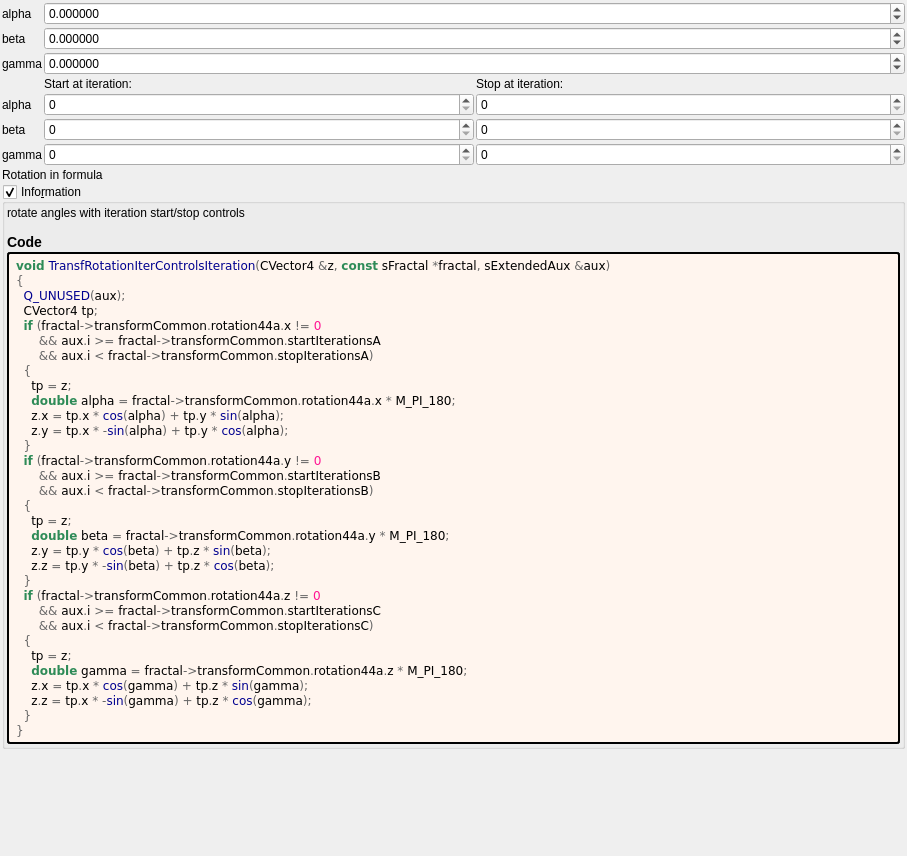
This is mandelbulber2/formula/ui/transf_rotation_iter_controls.ui in buddhi1980/mandelbulber2 as Qt 5 draws it before an edit. The edited form follows.
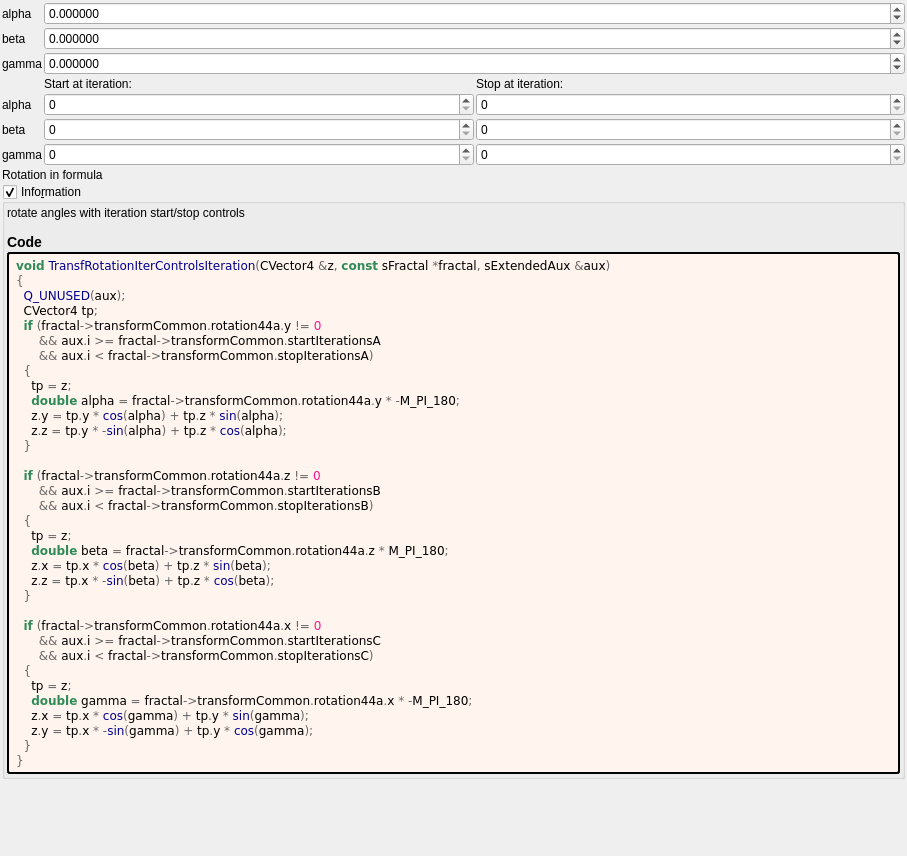
This is the edited form. Custom widgets are drawn as their Qt base class.

Diff of the .ui file:
```diff
--- a/mandelbulber2/formula/ui/transf_rotation_iter_controls.ui
+++ b/mandelbulber2/formula/ui/transf_rotation_iter_controls.ui
@@ -321,32 +321,34 @@
 &lt;span style=&quot;color:#676767&quot;&gt;{&lt;/span&gt;
   &lt;span style=&quot;color:#00008f&quot;&gt;Q_UNUSED&lt;/span&gt;&lt;span style=&quot;color:#676767&quot;&gt;(&lt;/span&gt;aux&lt;span style=&quot;color:#676767&quot;&gt;);&lt;/span&gt;
   CVector4 tp&lt;span style=&quot;color:#676767&quot;&gt;;&lt;/span&gt;
-  &lt;span style=&quot;color:#2e8b57; font-weight:bold&quot;&gt;if&lt;/span&gt; &lt;span style=&quot;color:#676767&quot;&gt;(&lt;/span&gt;fractal&lt;span style=&quot;color:#676767&quot;&gt;-&amp;gt;&lt;/span&gt;transformCommon&lt;span style=&quot;color:#676767&quot;&gt;.&lt;/span&gt;rotation44a&lt;span style=&quot;color:#676767&quot;&gt;.&lt;/span&gt;x &lt;span style=&quot;color:#676767&quot;&gt;!=&lt;/span&gt; &lt;span style=&quot;color:#ff1493&quot;&gt;0&lt;/span&gt;
+  &lt;span style=&quot;color:#2e8b57; font-weight:bold&quot;&gt;if&lt;/span&gt; &lt;span style=&quot;color:#676767&quot;&gt;(&lt;/span&gt;fractal&lt;span style=&quot;color:#676767&quot;&gt;-&amp;gt;&lt;/span&gt;transformCommon&lt;span style=&quot;color:#676767&quot;&gt;.&lt;/span&gt;rotation44a&lt;span style=&quot;color:#676767&quot;&gt;.&lt;/span&gt;y &lt;span style=&quot;color:#676767&quot;&gt;!=&lt;/span&gt; &lt;span style=&quot;color:#ff1493&quot;&gt;0&lt;/span&gt;
       &lt;span style=&quot;color:#676767&quot;&gt;&amp;amp;&amp;amp;&lt;/span&gt; aux&lt;span style=&quot;color:#676767&quot;&gt;.&lt;/span&gt;i &lt;span style=&quot;color:#676767&quot;&gt;&amp;gt;=&lt;/span&gt; fractal&lt;span style=&quot;color:#676767&quot;&gt;-&amp;gt;&lt;/span&gt;transformCommon&lt;span style=&quot;color:#676767&quot;&gt;.&lt;/span&gt;startIterationsA
       &lt;span style=&quot;color:#676767&quot;&gt;&amp;amp;&amp;amp;&lt;/span&gt; aux&lt;span style=&quot;color:#676767&quot;&gt;.&lt;/span&gt;i &lt;span style=&quot;color:#676767&quot;&gt;&amp;lt;&lt;/span&gt; fractal&lt;span style=&quot;color:#676767&quot;&gt;-&amp;gt;&lt;/span&gt;transformCommon&lt;span style=&quot;color:#676767&quot;&gt;.&lt;/span&gt;stopIterationsA&lt;span style=&quot;color:#676767&quot;&gt;)&lt;/span&gt;
   &lt;span style=&quot;color:#676767&quot;&gt;{&lt;/span&gt;
     tp &lt;span style=&quot;color:#676767&quot;&gt;=&lt;/span&gt; z&lt;span style=&quot;color:#676767&quot;&gt;;&lt;/span&gt;
-    &lt;span style=&quot;color:#2e8b57; font-weight:bold&quot;&gt;double&lt;/span&gt; alpha &lt;span style=&quot;color:#676767&quot;&gt;=&lt;/span&gt; fractal&lt;span style=&quot;color:#676767&quot;&gt;-&amp;gt;&lt;/span&gt;transformCommon&lt;span style=&quot;color:#676767&quot;&gt;.&lt;/span&gt;rotation44a&lt;span style=&quot;color:#676767&quot;&gt;.&lt;/span&gt;x &lt;span style=&quot;color:#676767&quot;&gt;*&lt;/span&gt; M_PI_180&lt;span style=&quot;color:#676767&quot;&gt;;&lt;/span&gt;
-    z&lt;span style=&quot;color:#676767&quot;&gt;.&lt;/span&gt;x &lt;span style=&quot;color:#676767&quot;&gt;=&lt;/span&gt; tp&lt;span style=&quot;color:#676767&quot;&gt;.&lt;/span&gt;x &lt;span style=&quot;color:#676767&quot;&gt;*&lt;/span&gt; &lt;span style=&quot;color:#00008f&quot;&gt;cos&lt;/span&gt;&lt;span style=&quot;color:#676767&quot;&gt;(&lt;/span&gt;alpha&lt;span style=&quot;color:#676767&quot;&gt;) +&lt;/span&gt; tp&lt;span style=&quot;color:#676767&quot;&gt;.&lt;/span&gt;y &lt;span style=&quot;color:#676767&quot;&gt;*&lt;/span&gt; &lt;span style=&quot;color:#00008f&quot;&gt;sin&lt;/span&gt;&lt;span style=&quot;color:#676767&quot;&gt;(&lt;/span&gt;alpha&lt;span style=&quot;color:#676767&quot;&gt;);&lt;/span&gt;
-    z&lt;span style=&quot;color:#676767&quot;&gt;.&lt;/span&gt;y &lt;span style=&quot;color:#676767&quot;&gt;=&lt;/span&gt; tp&lt;span style=&quot;color:#676767&quot;&gt;.&lt;/span&gt;x &lt;span style=&quot;color:#676767&quot;&gt;* -&lt;/span&gt;&lt;span style=&quot;color:#00008f&quot;&gt;sin&lt;/span&gt;&lt;span style=&quot;color:#676767&quot;&gt;(&lt;/span&gt;alpha&lt;span style=&quot;color:#676767&quot;&gt;) +&lt;/span&gt; tp&lt;span style=&quot;color:#676767&quot;&gt;.&lt;/span&gt;y &lt;span style=&quot;color:#676767&quot;&gt;*&lt;/span&gt; &lt;span style=&quot;color:#00008f&quot;&gt;cos&lt;/span&gt;&lt;span style=&quot;color:#676767&quot;&gt;(&lt;/span&gt;alpha&lt;span style=&quot;color:#676767&quot;&gt;);&lt;/span&gt;
+    &lt;span style=&quot;color:#2e8b57; font-weight:bold&quot;&gt;double&lt;/span&gt; alpha &lt;span style=&quot;color:#676767&quot;&gt;=&lt;/span&gt; fractal&lt;span style=&quot;color:#676767&quot;&gt;-&amp;gt;&lt;/span&gt;transformCommon&lt;span style=&quot;color:#676767&quot;&gt;.&lt;/span&gt;rotation44a&lt;span style=&quot;color:#676767&quot;&gt;.&lt;/span&gt;y &lt;span style=&quot;color:#676767&quot;&gt;* -&lt;/span&gt;M_PI_180&lt;span style=&quot;color:#676767&quot;&gt;;&lt;/span&gt;
+    z&lt;span style=&quot;color:#676767&quot;&gt;.&lt;/span&gt;y &lt;span style=&quot;color:#676767&quot;&gt;=&lt;/span&gt; tp&lt;span style=&quot;color:#676767&quot;&gt;.&lt;/span&gt;y &lt;span style=&quot;color:#676767&quot;&gt;*&lt;/span&gt; &lt;span style=&quot;color:#00008f&quot;&gt;cos&lt;/span&gt;&lt;span style=&quot;color:#676767&quot;&gt;(&lt;/span&gt;alpha&lt;span style=&quot;color:#676767&quot;&gt;) +&lt;/span&gt; tp&lt;span style=&quot;color:#676767&quot;&gt;.&lt;/span&gt;z &lt;span style=&quot;color:#676767&quot;&gt;*&lt;/span&gt; &lt;span style=&quot;color:#00008f&quot;&gt;sin&lt;/span&gt;&lt;span style=&quot;color:#676767&quot;&gt;(&lt;/span&gt;alpha&lt;span style=&quot;color:#676767&quot;&gt;);&lt;/span&gt;
+    z&lt;span style=&quot;color:#676767&quot;&gt;.&lt;/span&gt;z &lt;span style=&quot;color:#676767&quot;&gt;=&lt;/span&gt; tp&lt;span style=&quot;color:#676767&quot;&gt;.&lt;/span&gt;y &lt;span style=&quot;color:#676767&quot;&gt;* -&lt;/span&gt;&lt;span style=&quot;color:#00008f&quot;&gt;sin&lt;/span&gt;&lt;span style=&quot;color:#676767&quot;&gt;(&lt;/span&gt;alpha&lt;span style=&quot;color:#676767&quot;&gt;) +&lt;/span&gt; tp&lt;span style=&quot;color:#676767&quot;&gt;.&lt;/span&gt;z &lt;span style=&quot;color:#676767&quot;&gt;*&lt;/span&gt; &lt;span style=&quot;color:#00008f&quot;&gt;cos&lt;/span&gt;&lt;span style=&quot;color:#676767&quot;&gt;(&lt;/span&gt;alpha&lt;span style=&quot;color:#676767&quot;&gt;);&lt;/span&gt;
   &lt;span style=&quot;color:#676767&quot;&gt;}&lt;/span&gt;
-  &lt;span style=&quot;color:#2e8b57; font-weight:bold&quot;&gt;if&lt;/span&gt; &lt;span style=&quot;color:#676767&quot;&gt;(&lt;/span&gt;fractal&lt;span style=&quot;color:#676767&quot;&gt;-&amp;gt;&lt;/span&gt;transformCommon&lt;span style=&quot;color:#676767&quot;&gt;.&lt;/span&gt;rotation44a&lt;span style=&quot;color:#676767&quot;&gt;.&lt;/span&gt;y &lt;span style=&quot;color:#676767&quot;&gt;!=&lt;/span&gt; &lt;span style=&quot;color:#ff1493&quot;&gt;0&lt;/span&gt;
+
+  &lt;span style=&quot;color:#2e8b57; font-weight:bold&quot;&gt;if&lt;/span&gt; &lt;span style=&quot;color:#676767&quot;&gt;(&lt;/span&gt;fractal&lt;span style=&quot;color:#676767&quot;&gt;-&amp;gt;&lt;/span&gt;transformCommon&lt;span style=&quot;color:#676767&quot;&gt;.&lt;/span&gt;rotation44a&lt;span style=&quot;color:#676767&quot;&gt;.&lt;/span&gt;z &lt;span style=&quot;color:#676767&quot;&gt;!=&lt;/span&gt; &lt;span style=&quot;color:#ff1493&quot;&gt;0&lt;/span&gt;
       &lt;span style=&quot;color:#676767&quot;&gt;&amp;amp;&amp;amp;&lt;/span&gt; aux&lt;span style=&quot;color:#676767&quot;&gt;.&lt;/span&gt;i &lt;span style=&quot;color:#676767&quot;&gt;&amp;gt;=&lt;/span&gt; fractal&lt;span style=&quot;color:#676767&quot;&gt;-&amp;gt;&lt;/span&gt;transformCommon&lt;span style=&quot;color:#676767&quot;&gt;.&lt;/span&gt;startIterationsB
       &lt;span style=&quot;color:#676767&quot;&gt;&amp;amp;&amp;amp;&lt;/span&gt; aux&lt;span style=&quot;color:#676767&quot;&gt;.&lt;/span&gt;i &lt;span style=&quot;color:#676767&quot;&gt;&amp;lt;&lt;/span&gt; fractal&lt;span style=&quot;color:#676767&quot;&gt;-&amp;gt;&lt;/span&gt;transformCommon&lt;span style=&quot;color:#676767&quot;&gt;.&lt;/span&gt;stopIterationsB&lt;span style=&quot;color:#676767&quot;&gt;)&lt;/span&gt;
   &lt;span style=&quot;color:#676767&quot;&gt;{&lt;/span&gt;
     tp &lt;span style=&quot;color:#676767&quot;&gt;=&lt;/span&gt; z&lt;span style=&quot;color:#676767&quot;&gt;;&lt;/span&gt;
-    &lt;span style=&quot;color:#2e8b57; font-weight:bold&quot;&gt;double&lt;/span&gt; beta &lt;span style=&quot;color:#676767&quot;&gt;=&lt;/span&gt; fractal&lt;span style=&quot;color:#676767&quot;&gt;-&amp;gt;&lt;/span&gt;transformCommon&lt;span style=&quot;color:#676767&quot;&gt;.&lt;/span&gt;rotation44a&lt;span style=&quot;color:#676767&quot;&gt;.&lt;/span&gt;y &lt;span style=&quot;color:#676767&quot;&gt;*&lt;/span&gt; M_PI_180&lt;span style=&quot;color:#676767&quot;&gt;;&lt;/span&gt;
-    z&lt;span style=&quot;color:#676767&quot;&gt;.&lt;/span&gt;y &lt;span style=&quot;color:#676767&quot;&gt;=&lt;/span&gt; tp&lt;span style=&quot;color:#676767&quot;&gt;.&lt;/span&gt;y &lt;span style=&quot;color:#676767&quot;&gt;*&lt;/span&gt; &lt;span style=&quot;color:#00008f&quot;&gt;cos&lt;/span&gt;&lt;span style=&quot;color:#676767&quot;&gt;(&lt;/span&gt;beta&lt;span style=&quot;color:#676767&quot;&gt;) +&lt;/span&gt; tp&lt;span style=&quot;color:#676767&quot;&gt;.&lt;/span&gt;z &lt;span style=&quot;color:#676767&quot;&gt;*&lt;/span&gt; &lt;span style=&quot;color:#00008f&quot;&gt;sin&lt;/span&gt;&lt;span style=&quot;color:#676767&quot;&gt;(&lt;/span&gt;beta&lt;span style=&quot;color:#676767&quot;&gt;);&lt;/span&gt;
-    z&lt;span style=&quot;color:#676767&quot;&gt;.&lt;/span&gt;z &lt;span style=&quot;color:#676767&quot;&gt;=&lt;/span&gt; tp&lt;span style=&quot;color:#676767&quot;&gt;.&lt;/span&gt;y &lt;span style=&quot;color:#676767&quot;&gt;* -&lt;/span&gt;&lt;span style=&quot;color:#00008f&quot;&gt;sin&lt;/span&gt;&lt;span style=&quot;color:#676767&quot;&gt;(&lt;/span&gt;beta&lt;span style=&quot;color:#676767&quot;&gt;) +&lt;/span&gt; tp&lt;span style=&quot;color:#676767&quot;&gt;.&lt;/span&gt;z &lt;span style=&quot;color:#676767&quot;&gt;*&lt;/span&gt; &lt;span style=&quot;color:#00008f&quot;&gt;cos&lt;/span&gt;&lt;span style=&quot;color:#676767&quot;&gt;(&lt;/span&gt;beta&lt;span style=&quot;color:#676767&quot;&gt;);&lt;/span&gt;
+    &lt;span style=&quot;color:#2e8b57; font-weight:bold&quot;&gt;double&lt;/span&gt; beta &lt;span style=&quot;color:#676767&quot;&gt;=&lt;/span&gt; fractal&lt;span style=&quot;color:#676767&quot;&gt;-&amp;gt;&lt;/span&gt;transformCommon&lt;span style=&quot;color:#676767&quot;&gt;.&lt;/span&gt;rotation44a&lt;span style=&quot;color:#676767&quot;&gt;.&lt;/span&gt;z &lt;span style=&quot;color:#676767&quot;&gt;*&lt;/span&gt; M_PI_180&lt;span style=&quot;color:#676767&quot;&gt;;&lt;/span&gt;
+    z&lt;span style=&quot;color:#676767&quot;&gt;.&lt;/span&gt;x &lt;span style=&quot;color:#676767&quot;&gt;=&lt;/span&gt; tp&lt;span style=&quot;color:#676767&quot;&gt;.&lt;/span&gt;x &lt;span style=&quot;color:#676767&quot;&gt;*&lt;/span&gt; &lt;span style=&quot;color:#00008f&quot;&gt;cos&lt;/span&gt;&lt;span style=&quot;color:#676767&quot;&gt;(&lt;/span&gt;beta&lt;span style=&quot;color:#676767&quot;&gt;) +&lt;/span&gt; tp&lt;span style=&quot;color:#676767&quot;&gt;.&lt;/span&gt;z &lt;span style=&quot;color:#676767&quot;&gt;*&lt;/span&gt; &lt;span style=&quot;color:#00008f&quot;&gt;sin&lt;/span&gt;&lt;span style=&quot;color:#676767&quot;&gt;(&lt;/span&gt;beta&lt;span style=&quot;color:#676767&quot;&gt;);&lt;/span&gt;
+    z&lt;span style=&quot;color:#676767&quot;&gt;.&lt;/span&gt;z &lt;span style=&quot;color:#676767&quot;&gt;=&lt;/span&gt; tp&lt;span style=&quot;color:#676767&quot;&gt;.&lt;/span&gt;x &lt;span style=&quot;color:#676767&quot;&gt;* -&lt;/span&gt;&lt;span style=&quot;color:#00008f&quot;&gt;sin&lt;/span&gt;&lt;span style=&quot;color:#676767&quot;&gt;(&lt;/span&gt;beta&lt;span style=&quot;color:#676767&quot;&gt;) +&lt;/span&gt; tp&lt;span style=&quot;color:#676767&quot;&gt;.&lt;/span&gt;z &lt;span style=&quot;color:#676767&quot;&gt;*&lt;/span&gt; &lt;span style=&quot;color:#00008f&quot;&gt;cos&lt;/span&gt;&lt;span style=&quot;color:#676767&quot;&gt;(&lt;/span&gt;beta&lt;span style=&quot;color:#676767&quot;&gt;);&lt;/span&gt;
   &lt;span style=&quot;color:#676767&quot;&gt;}&lt;/span&gt;
-  &lt;span style=&quot;color:#2e8b57; font-weight:bold&quot;&gt;if&lt;/span&gt; &lt;span style=&quot;color:#676767&quot;&gt;(&lt;/span&gt;fractal&lt;span style=&quot;color:#676767&quot;&gt;-&amp;gt;&lt;/span&gt;transformCommon&lt;span style=&quot;color:#676767&quot;&gt;.&lt;/span&gt;rotation44a&lt;span style=&quot;color:#676767&quot;&gt;.&lt;/span&gt;z &lt;span style=&quot;color:#676767&quot;&gt;!=&lt;/span&gt; &lt;span style=&quot;color:#ff1493&quot;&gt;0&lt;/span&gt;
+
+  &lt;span style=&quot;color:#2e8b57; font-weight:bold&quot;&gt;if&lt;/span&gt; &lt;span style=&quot;color:#676767&quot;&gt;(&lt;/span&gt;fractal&lt;span style=&quot;color:#676767&quot;&gt;-&amp;gt;&lt;/span&gt;transformCommon&lt;span style=&quot;color:#676767&quot;&gt;.&lt;/span&gt;rotation44a&lt;span style=&quot;color:#676767&quot;&gt;.&lt;/span&gt;x &lt;span style=&quot;color:#676767&quot;&gt;!=&lt;/span&gt; &lt;span style=&quot;color:#ff1493&quot;&gt;0&lt;/span&gt;
       &lt;span style=&quot;color:#676767&quot;&gt;&amp;amp;&amp;amp;&lt;/span&gt; aux&lt;span style=&quot;color:#676767&quot;&gt;.&lt;/span&gt;i &lt;span style=&quot;color:#676767&quot;&gt;&amp;gt;=&lt;/span&gt; fractal&lt;span style=&quot;color:#676767&quot;&gt;-&amp;gt;&lt;/span&gt;transformCommon&lt;span style=&quot;color:#676767&quot;&gt;.&lt;/span&gt;startIterationsC
       &lt;span style=&quot;color:#676767&quot;&gt;&amp;amp;&amp;amp;&lt;/span&gt; aux&lt;span style=&quot;color:#676767&quot;&gt;.&lt;/span&gt;i &lt;span style=&quot;color:#676767&quot;&gt;&amp;lt;&lt;/span&gt; fractal&lt;span style=&quot;color:#676767&quot;&gt;-&amp;gt;&lt;/span&gt;transformCommon&lt;span style=&quot;color:#676767&quot;&gt;.&lt;/span&gt;stopIterationsC&lt;span style=&quot;color:#676767&quot;&gt;)&lt;/span&gt;
   &lt;span style=&quot;color:#676767&quot;&gt;{&lt;/span&gt;
     tp &lt;span style=&quot;color:#676767&quot;&gt;=&lt;/span&gt; z&lt;span style=&quot;color:#676767&quot;&gt;;&lt;/span&gt;
-    &lt;span style=&quot;color:#2e8b57; font-weight:bold&quot;&gt;double&lt;/span&gt; gamma &lt;span style=&quot;color:#676767&quot;&gt;=&lt;/span&gt; fractal&lt;span style=&quot;color:#676767&quot;&gt;-&amp;gt;&lt;/span&gt;transformCommon&lt;span style=&quot;color:#676767&quot;&gt;.&lt;/span&gt;rotation44a&lt;span style=&quot;color:#676767&quot;&gt;.&lt;/span&gt;z &lt;span style=&quot;color:#676767&quot;&gt;*&lt;/span&gt; M_PI_180&lt;span style=&quot;color:#676767&quot;&gt;;&lt;/span&gt;
-    z&lt;span style=&quot;color:#676767&quot;&gt;.&lt;/span&gt;x &lt;span style=&quot;color:#676767&quot;&gt;=&lt;/span&gt; tp&lt;span style=&quot;color:#676767&quot;&gt;.&lt;/span&gt;x &lt;span style=&quot;color:#676767&quot;&gt;*&lt;/span&gt; &lt;span style=&quot;color:#00008f&quot;&gt;cos&lt;/span&gt;&lt;span style=&quot;color:#676767&quot;&gt;(&lt;/span&gt;gamma&lt;span style=&quot;color:#676767&quot;&gt;) +&lt;/span&gt; tp&lt;span style=&quot;color:#676767&quot;&gt;.&lt;/span&gt;z &lt;span style=&quot;color:#676767&quot;&gt;*&lt;/span&gt; &lt;span style=&quot;color:#00008f&quot;&gt;sin&lt;/span&gt;&lt;span style=&quot;color:#676767&quot;&gt;(&lt;/span&gt;gamma&lt;span style=&quot;color:#676767&quot;&gt;);&lt;/span&gt;
-    z&lt;span style=&quot;color:#676767&quot;&gt;.&lt;/span&gt;z &lt;span style=&quot;color:#676767&quot;&gt;=&lt;/span&gt; tp&lt;span style=&quot;color:#676767&quot;&gt;.&lt;/span&gt;x &lt;span style=&quot;color:#676767&quot;&gt;* -&lt;/span&gt;&lt;span style=&quot;color:#00008f&quot;&gt;sin&lt;/span&gt;&lt;span style=&quot;color:#676767&quot;&gt;(&lt;/span&gt;gamma&lt;span style=&quot;color:#676767&quot;&gt;) +&lt;/span&gt; tp&lt;span style=&quot;color:#676767&quot;&gt;.&lt;/span&gt;z &lt;span style=&quot;color:#676767&quot;&gt;*&lt;/span&gt; &lt;span style=&quot;color:#00008f&quot;&gt;cos&lt;/span&gt;&lt;span style=&quot;color:#676767&quot;&gt;(&lt;/span&gt;gamma&lt;span style=&quot;color:#676767&quot;&gt;);&lt;/span&gt;
+    &lt;span style=&quot;color:#2e8b57; font-weight:bold&quot;&gt;double&lt;/span&gt; gamma &lt;span style=&quot;color:#676767&quot;&gt;=&lt;/span&gt; fractal&lt;span style=&quot;color:#676767&quot;&gt;-&amp;gt;&lt;/span&gt;transformCommon&lt;span style=&quot;color:#676767&quot;&gt;.&lt;/span&gt;rotation44a&lt;span style=&quot;color:#676767&quot;&gt;.&lt;/span&gt;x &lt;span style=&quot;color:#676767&quot;&gt;* -&lt;/span&gt;M_PI_180&lt;span style=&quot;color:#676767&quot;&gt;;&lt;/span&gt;
+    z&lt;span style=&quot;color:#676767&quot;&gt;.&lt;/span&gt;x &lt;span style=&quot;color:#676767&quot;&gt;=&lt;/span&gt; tp&lt;span style=&quot;color:#676767&quot;&gt;.&lt;/span&gt;x &lt;span style=&quot;color:#676767&quot;&gt;*&lt;/span&gt; &lt;span style=&quot;color:#00008f&quot;&gt;cos&lt;/span&gt;&lt;span style=&quot;color:#676767&quot;&gt;(&lt;/span&gt;gamma&lt;span style=&quot;color:#676767&quot;&gt;) +&lt;/span&gt; tp&lt;span style=&quot;color:#676767&quot;&gt;.&lt;/span&gt;y &lt;span style=&quot;color:#676767&quot;&gt;*&lt;/span&gt; &lt;span style=&quot;color:#00008f&quot;&gt;sin&lt;/span&gt;&lt;span style=&quot;color:#676767&quot;&gt;(&lt;/span&gt;gamma&lt;span style=&quot;color:#676767&quot;&gt;);&lt;/span&gt;
+    z&lt;span style=&quot;color:#676767&quot;&gt;.&lt;/span&gt;y &lt;span style=&quot;color:#676767&quot;&gt;=&lt;/span&gt; tp&lt;span style=&quot;color:#676767&quot;&gt;.&lt;/span&gt;x &lt;span style=&quot;color:#676767&quot;&gt;* -&lt;/span&gt;&lt;span style=&quot;color:#00008f&quot;&gt;sin&lt;/span&gt;&lt;span style=&quot;color:#676767&quot;&gt;(&lt;/span&gt;gamma&lt;span style=&quot;color:#676767&quot;&gt;) +&lt;/span&gt; tp&lt;span style=&quot;color:#676767&quot;&gt;.&lt;/span&gt;y &lt;span style=&quot;color:#676767&quot;&gt;*&lt;/span&gt; &lt;span style=&quot;color:#00008f&quot;&gt;cos&lt;/span&gt;&lt;span style=&quot;color:#676767&quot;&gt;(&lt;/span&gt;gamma&lt;span style=&quot;color:#676767&quot;&gt;);&lt;/span&gt;
   &lt;span style=&quot;color:#676767&quot;&gt;}&lt;/span&gt;
 &lt;span style=&quot;color:#676767&quot;&gt;}&lt;/span&gt;
 &lt;/pre&gt;
```
Left out of the diff: 2 changed lines with no effect on the pictures.
